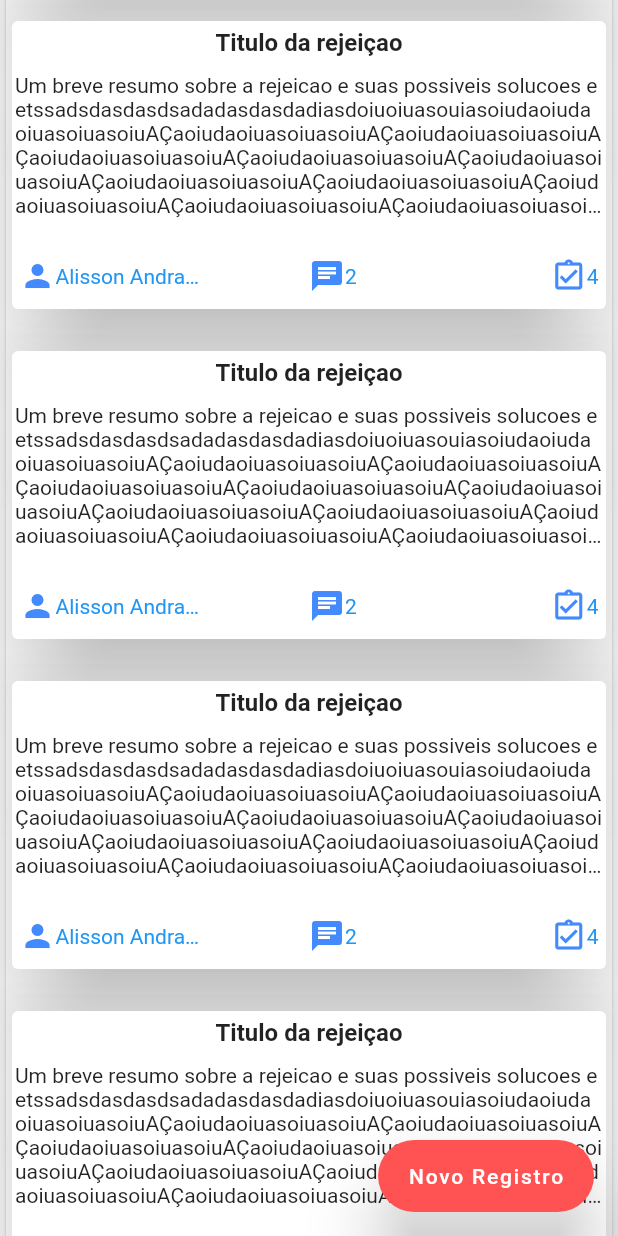
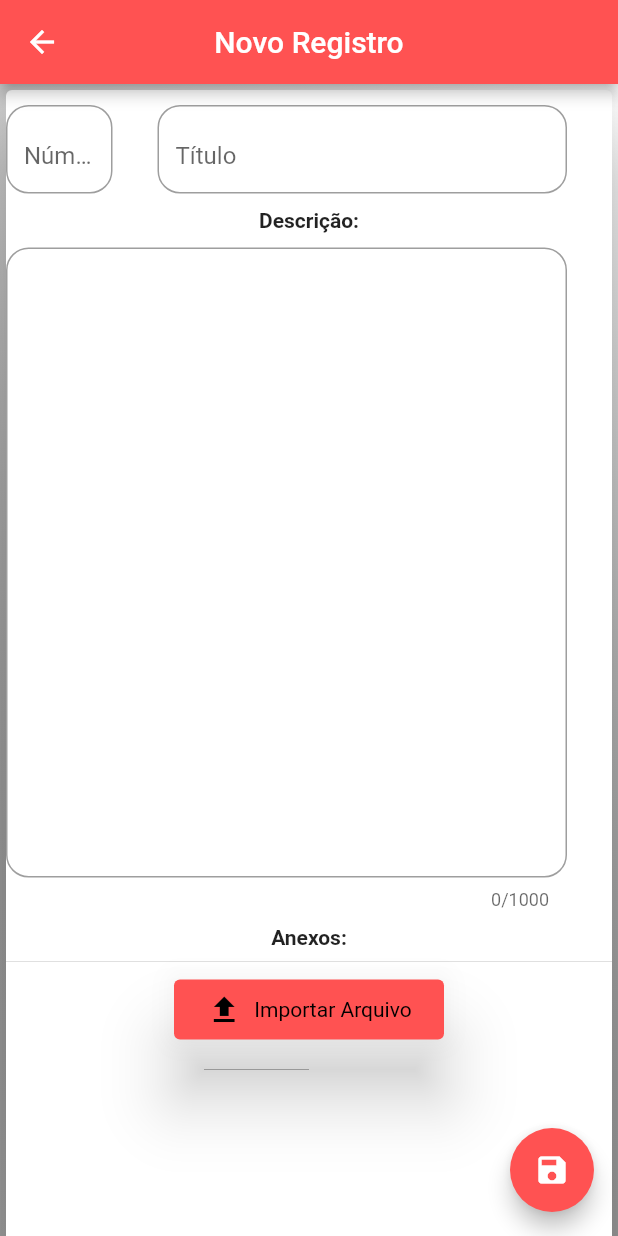
Before and after one commit to AlissonCpx/aphrejeicao, a Flutter app: the Home screen opened directly, scrolled down 576 dp, after a tap on "Novo Registro", on a phone screen of 412 x 824 dp. Run offline on Flutter 3.47's test engine with Material 2 defaults, Android fonts, the light colour scheme and no system bars; our stand-ins replace cloud_firestore, file_picker, firebase_core, simple_gradient_text; missing offline and left inert: dart:html; accounts and stored records are empty.

Commit message:
Criado o layout da tela novo registro

```diff
--- /dev/null
+++ b/lib/entidades/anexo.dart
@@ -0,0 +1,45 @@
+import 'dart:typed_data';
+
+class Anexo {
+  String _nome = "";
+  String _tipo = "";
+  String _descricao = "";
+  Uint8List _filebyte = new Uint8List(8);
+
+  Anexo();
+
+  Map<String, dynamic> toMap() {
+    Map<String, dynamic> map = {
+      "nome": this.nome,
+      "tipo": this.tipo,
+      "descricao": this.descricao,
+      "filebyte": this.filebyte,
+    };
+
+    return map;
+  }
+
+  Uint8List get filebyte => _filebyte;
+
+  set filebyte(Uint8List value) {
+    _filebyte = value;
+  }
+
+  String get tipo => _tipo;
+
+  set tipo(String value) {
+    _tipo = value;
+  }
+
+  String get nome => _nome;
+
+  set nome(String value) {
+    _nome = value;
+  }
+
+  String get descricao => _descricao;
+
+  set descricao(String value) {
+    _descricao = value;
+  }
+}
--- a/lib/tab/home_tab.dart
+++ b/lib/tab/home_tab.dart
@@ -10,11 +10,7 @@ class HomeTab extends StatelessWidget {
   Widget build(BuildContext context) {
     Widget listCard() {
       return Container(
-        child: Column(
-          children: [
-            SizedBox(
-              height: 20,
-            ),
+        child:
             Container(
               height: 200,
               width: 600,
@@ -38,7 +34,7 @@ class HomeTab extends StatelessWidget {
                         child: Container(
                           height: 100,
                           child: Text(
-                            "Um breve resumo sobre a rejeicao e suas possiveis solucoes e etssadsdasdasdsadadasdasdadiasdoiuoiuasouiasoiudaoiudaoiuasoiuasoiuAÇaoiudaoiuasoiuasoiuAÇaoiudaoiuasoiuasoiuAÇaoiudaoiuasoiuasoiuAÇaoiudaoiuasoiuasoiuAÇaoiudaoiuasoiuasoiuAÇaoiudaoiuasoiuasoiuAÇaoiudaoiuasoiuasoiuAÇaoiudaoiuasoiuasoiuAÇaoiudaoiuasoiuasoiuAÇaoiudaoiuasoiuasoiuAÇaoiudaoiuasoiuasoiuAÇaoiudaoiuasoiuasoiuAÇaoiudaoiuasoiuasoiuAÇaoiudaoiuasoiuasoiuAÇaoiudaoiuasoiuasoiuAÇaoiudaoiuasoiuasoiuAÇaoiudaoiuasoiuasoiuAÇaoiudaoiuasoiuasoiuAÇaoiudaoiuasoiuasoiuAÇaoiudaoiuasoiuasoiuAÇaoiudaoiuasoiuasoiuAÇaoiudaoiuasoiuasoiuAÇaoiudaoiuasoiuasoiuAÇasoiudasoiudaoiusoiudaiusdoiuasdouiasoiuaosiudaoiusdoaisudc LONGO MTLONGOOGNOOFNGOFNGOFDNGONODFNGONDFONGONFONG",
+                            "Mussum Ipsum, cacilds vidis litro abertis. Atirei o pau no gatis, per gatis num morreus. In elementis mé pra quem é amistosis quis leo. Mauris nec dolor in eros commodo tempor. Aenean aliquam molestie leo, vitae iaculis nisl. Quem num gosta di mim que vai caçá sua turmis!",
                             overflow: TextOverflow.ellipsis,
                             //softWrap: true,
                             maxLines: 6,
@@ -120,8 +116,7 @@ class HomeTab extends StatelessWidget {
                     ],
                   )),
             )
-          ],
-        ),
+
       );
     }
 
--- a/lib/telas/home.dart
+++ b/lib/telas/home.dart
@@ -1,5 +1,6 @@
 import 'package:flutter/material.dart';
 import 'package:myapp/tab/home_tab.dart';
+import 'package:myapp/telas/novoRegistro.dart';
 import 'package:myapp/widgets/drawer_widget.dart';
 
 class Home extends StatefulWidget {
@@ -20,7 +21,9 @@ class _HomeState extends State<Home> {
           floatingActionButtonLocation: FloatingActionButtonLocation.endFloat,
           floatingActionButton: FloatingActionButton.extended(
             elevation: 20,
-            onPressed: () {},
+            onPressed: () {
+              Navigator.of(context).push(MaterialPageRoute(builder: (context) => NovoRegisto(),));
+            },
             label: Text("Novo Registro"),
             backgroundColor: Colors.redAccent,
             tooltip: "Cadastrar uma nova solucao",
@@ -32,6 +35,7 @@ class _HomeState extends State<Home> {
           appBar: AppBar(
             backgroundColor: Colors.red,
           ),
+          body: Container(),
         ),
       ],
     );
--- /dev/null
+++ b/lib/telas/novoRegistro.dart
@@ -0,0 +1,294 @@
+import 'dart:developer';
+import 'dart:io';
+import 'dart:typed_data';
+
+import 'package:file_picker/file_picker.dart';
+import 'package:flutter/material.dart';
+import 'package:flutter/services.dart';
+import 'package:myapp/entidades/anexo.dart';
+import 'package:myapp/util/util.dart';
+
+class NovoRegisto extends StatefulWidget {
+  const NovoRegisto({Key? key}) : super(key: key);
+
+  @override
+  _NovoRegistoState createState() => _NovoRegistoState();
+}
+
+class _NovoRegistoState extends State<NovoRegisto> {
+  List<Anexo> anexos = [];
+  bool loadingAnexo = false;
+
+  editaDescricao() {
+    return showDialog(
+        context: context,
+        builder: (BuildContext context) {
+          return AlertDialog(
+            elevation: 20,
+            title: TextField(
+              textAlignVertical: TextAlignVertical.bottom,
+              cursorColor: Colors.redAccent,
+              decoration: InputDecoration(
+                counter: Container(),
+                hintText: "Descrição",
+                focusedBorder: OutlineInputBorder(
+                    borderRadius: BorderRadius.circular(15),
+                    borderSide: BorderSide(color: Colors.redAccent)),
+                border: OutlineInputBorder(
+                  borderRadius: BorderRadius.circular(15),
+                ),
+              ),
+            ),
+          );
+        });
+  }
+
+  @override
+  Widget build(BuildContext context) {
+    return Scaffold(
+      floatingActionButton: FloatingActionButton(
+        onPressed: () {},
+        child: Icon(Icons.save),
+        backgroundColor: Colors.redAccent,
+      ),
+      appBar: AppBar(
+        backgroundColor: Colors.redAccent,
+        title: Text("Novo Registro"),
+        centerTitle: true,
+      ),
+      body: Container(
+        decoration: BoxDecoration(
+          gradient: LinearGradient(
+            begin: Alignment.topRight,
+            end: Alignment.bottomLeft,
+            colors: [
+              Colors.white,
+              Colors.black38,
+            ],
+          ),
+        ),
+        width: MediaQuery.of(context).size.width,
+        child: SingleChildScrollView(
+          child: Column(
+            mainAxisAlignment: MainAxisAlignment.center,
+            children: [
+              Container(
+                width: 1100,
+                child: Card(
+                  elevation: 20,
+                  child: Column(
+                    children: [
+                      Row(
+                        children: [
+                          Flexible(
+                            flex: 1,
+                            child: Padding(
+                              padding: EdgeInsets.fromLTRB(0, 10, 30, 10),
+                              child: Container(
+                                decoration: BoxDecoration(
+                                  borderRadius: BorderRadius.circular(15),
+                                  color: Colors.white,
+                                ),
+                                width: 100,
+                                child: TextField(
+                                  maxLength: 3,
+                                  textAlignVertical: TextAlignVertical.bottom,
+                                  cursorColor: Colors.redAccent,
+                                  decoration: InputDecoration(
+                                    counter: Container(),
+                                    hintText: "Número",
+                                    focusedBorder: OutlineInputBorder(
+                                        borderRadius: BorderRadius.circular(15),
+                                        borderSide: BorderSide(
+                                            color: Colors.redAccent)),
+                                    border: OutlineInputBorder(
+                                      borderRadius: BorderRadius.circular(15),
+                                    ),
+                                  ),
+                                ),
+                              ),
+                            ),
+                          ),
+                          Flexible(
+                            flex: 3,
+                            child: Padding(
+                              padding: EdgeInsets.fromLTRB(0, 10, 30, 10),
+                              child: Container(
+                                decoration: BoxDecoration(
+                                  borderRadius: BorderRadius.circular(15),
+                                  color: Colors.white,
+                                ),
+                                width: 1000,
+                                child: TextField(
+                                  maxLength: 255,
+                                  textAlignVertical: TextAlignVertical.bottom,
+                                  cursorColor: Colors.redAccent,
+                                  decoration: InputDecoration(
+                                    counter: Container(),
+                                    hintText: "Título",
+                                    focusedBorder: OutlineInputBorder(
+                                        borderRadius: BorderRadius.circular(15),
+                                        borderSide: BorderSide(
+                                            color: Colors.redAccent)),
+                                    border: OutlineInputBorder(
+                                      borderRadius: BorderRadius.circular(15),
+                                    ),
+                                  ),
+                                ),
+                              ),
+                            ),
+                          ),
+                        ],
+                        mainAxisAlignment: MainAxisAlignment.center,
+                      ),
+                      Text(
+                        "Descrição:",
+                        style: TextStyle(fontWeight: FontWeight.bold),
+                      ),
+                      Padding(
+                        padding: EdgeInsets.fromLTRB(0, 10, 30, 10),
+                        child: Container(
+                          decoration: BoxDecoration(
+                            borderRadius: BorderRadius.circular(15),
+                            color: Colors.white,
+                          ),
+                          width: 1000,
+                          child: TextField(
+                            maxLines: 20,
+                            maxLength: 1000,
+                            keyboardType: TextInputType.multiline,
+                            textAlignVertical: TextAlignVertical.bottom,
+                            cursorColor: Colors.redAccent,
+                            decoration: InputDecoration(
+                              focusedBorder: OutlineInputBorder(
+                                  borderRadius: BorderRadius.circular(15),
+                                  borderSide:
+                                      BorderSide(color: Colors.redAccent)),
+                              border: OutlineInputBorder(
+                                borderRadius: BorderRadius.circular(15),
+                              ),
+                            ),
+                          ),
+                        ),
+                      ),
+                      Text(
+                        "Anexos:",
+                        style: TextStyle(fontWeight: FontWeight.bold),
+                      ),
+                      Divider(),
+                      loadingAnexo
+                          ? CircularProgressIndicator(
+                              color: Colors.redAccent,
+                            )
+                          : TextButton.icon(
+                              onPressed: () async {
+                                FilePickerResult? result = await FilePicker
+                                    .platform
+                                    .pickFiles(onFileLoading: (value) {
+                                  setState(() {
+                                    loadingAnexo = true;
+                                  });
+                                });
+
+                                if (result != null) {
+                                  Anexo anexo = new Anexo();
+                                  var arquivo = result.files.first;
+                                  anexo.nome = arquivo.name;
+                                  anexo.tipo = arquivo.extension!;
+                                  anexo.filebyte = arquivo.bytes!;
+                                  anexos.add(anexo);
+                                }
+                                setState(() {
+                                  loadingAnexo = false;
+                                });
+                              },
+                              style: TextButton.styleFrom(
+                                  minimumSize: Size(180, 40),
+                                  backgroundColor: Colors.redAccent,
+                                  elevation: 20,
+                                  textStyle: TextStyle(
+                                    color: Colors.black,
+                                  )),
+                              label: Text(
+                                "Importar Arquivo",
+                                style: TextStyle(color: Colors.black),
+                              ),
+                              icon: Icon(
+                                Icons.file_upload,
+                                color: Colors.black,
+                              ),
+                            ),
+                      Container(
+                          height: 300,
+                          width: 400,
+                          child: anexos.isEmpty
+                              ? Center(child: Text("Nenhum Anexo..."))
+                              : ListView.builder(
+                                  itemCount: anexos.length,
+                                  itemBuilder: (context, index) {
+                                    return ListTile(
+                                      trailing: Wrap(
+                                        children: [
+                                          Flexible(
+                                            child: IconButton(
+                                                onPressed: () {
+                                                  editaDescricao();
+                                                },
+                                                icon: Icon(Icons.edit)),
+                                          ),
+                                          Flexible(
+                                              child: IconButton(
+                                            onPressed: () {
+                                              setState(() {
+                                                final snack = SnackBar(
+                                                  elevation: 20,
+                                                  backgroundColor:
+                                                      Colors.redAccent,
+                                                  content:
+                                                      Text("Anexo Removido!"),
+                                                  action: SnackBarAction(
+                                                      label: "Desfazer",
+                                                      onPressed: () {}),
+                                                  duration:
+                                                      Duration(seconds: 5),
+                                                );
+                                                ScaffoldMessenger.of(context)
+                                                    .removeCurrentSnackBar();
+                                                ScaffoldMessenger.of(context)
+                                                    .showSnackBar(snack);
+                                              });
+                                            },
+                                            icon: Icon(
+                                              Icons.delete,
+                                              color: Colors.redAccent,
+                                            ),
+                                          ))
+                                        ],
+                                      ),
+                                      title: Text(anexos[index].nome),
+                                      subtitle: Text(anexos[index].descricao),
+                                      leading: Util.verificaArquivo(
+                                              anexos[index].tipo)
+                                          ? CircleAvatar(
+                                              backgroundImage: Image.memory(
+                                                      anexos[index].filebyte)
+                                                  .image,
+                                            )
+                                          : CircleAvatar(
+                                              backgroundColor: Colors.redAccent,
+                                              child: Icon(
+                                                  Icons.attachment_rounded),
+                                            ),
+                                    );
+                                  }))
+                    ],
+                  ),
+                ),
+              )
+            ],
+          ),
+        ),
+      ),
+    );
+  }
+}
--- a/pubspec.yaml
+++ b/pubspec.yaml
@@ -32,6 +32,7 @@ dependencies:
   firebase_core: ^1.4.0
   cloud_firestore: ^2.4.0
   image_picker_web: ^2.0.3+1
+  file_picker: ^4.0.3
 
 
 dev_dependencies:
```
Also changed, not shown: lib/util/util.dart (+17 -4 lines), pubspec.lock.
